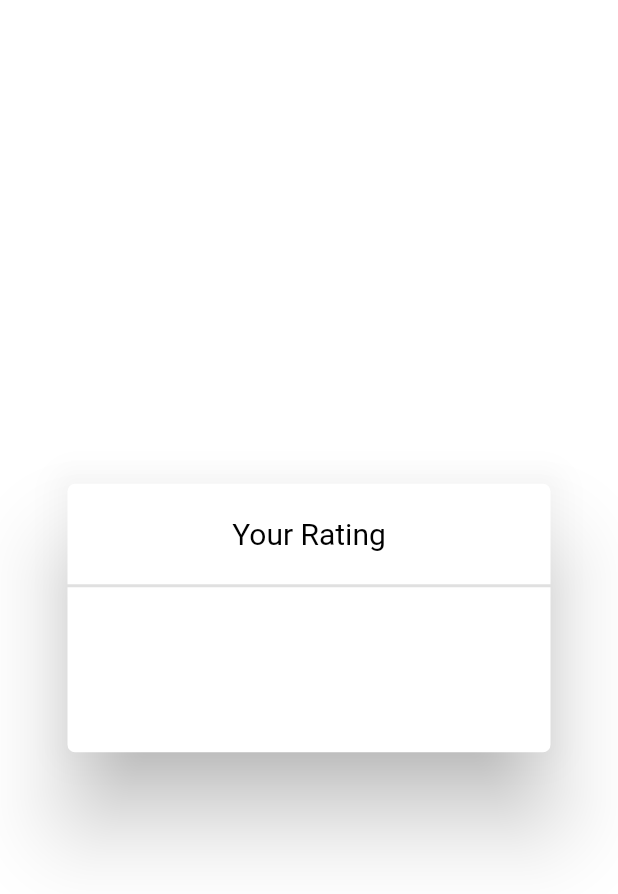
After one commit to Mr-Deee/filld_rider, a Flutter app: the RatingTabPage screen opened directly, on a phone screen of 412 x 824 dp. The commit adds this screen. Shown: the top 894 px of the screen. Run offline on Flutter 3.47's test engine with Material 2 defaults, Android fonts, the phone set to English and light mode, and no system bars; our stand-ins replace cloud_firestore, country_code_picker, firebase_auth, firebase_core, firebase_database, firebase_messaging and 12 more; missing offline and left inert: firebase_phone_auth_handler, flutter_geofire, flutter_polyline_points, flutter_sms, maps_toolkit; accounts and stored records are empty; Roboto replaces fonts that are missing (Brand Bold).

Commit message:
motor color + motobrand

```diff
--- a/lib/ProfileInfo.dart
+++ b/lib/ProfileInfo.dart
@@ -33,7 +33,7 @@ class ProfileInfo extends StatelessWidget {
                 children: [
                   Text(
                     title??"",
-                    style: TextStyle(fontWeight: FontWeight.w400, fontSize: 18),
+                    style: TextStyle(color: Colors.black,fontWeight: FontWeight.w400, fontSize: 18),
                   ),
                   SizedBox(
                     height: 5.0,
--- a/lib/notifications/notificationDialog.dart
+++ b/lib/notifications/notificationDialog.dart
@@ -129,7 +129,7 @@ class NotificationDialog extends StatelessWidget {
                     {
                       //assetsAudioPlayer.stop();
                      checkAvailabilityOfRide(context);
-                   //  return context;
+
 
 
                     },
--- a/lib/pages/mainscreen.dart
+++ b/lib/pages/mainscreen.dart
@@ -1,5 +1,6 @@
 
 import 'package:filld_rider/pages/homepage.dart';
+import 'package:filld_rider/pages/ratingTabPage.dart';
 import 'package:flutter/material.dart';
 
 import 'ProfileTab.dart';
@@ -54,7 +55,7 @@ class _MainScreenState extends State<MainScreen>
         children: [
           homepage(),
           EarningsTabPage(),
-          // RatingTabPage(),
+          RatingTabPage(),
            ProfileTabPage(),
         ],
 
@@ -116,7 +117,7 @@ class _MainScreenState extends State<MainScreen>
                       ? Colors.black
                       : Colors.black38,
                 ),
-                SizedBox(height: size.width * .03),
+                // SizedBox(height: size.width * .03),
               ],
             ),
           ),
--- /dev/null
+++ b/lib/pages/ratingTabPage.dart
@@ -0,0 +1,79 @@
+// import 'package:driver_app/configMaps.dart';
+import 'package:flutter/material.dart';
+// import 'package:smooth_star_rating/smooth_star_rating.dart';
+
+import '../configMaps.dart';
+
+class RatingTabPage extends StatefulWidget {
+  @override
+  _RatingTabPageState createState() => _RatingTabPageState();
+}
+
+class _RatingTabPageState extends State<RatingTabPage> {
+  @override
+  Widget build(BuildContext context) {
+    return Scaffold(
+      backgroundColor: Colors.white,
+      body: Dialog(
+        shape: RoundedRectangleBorder(
+          borderRadius: BorderRadius.circular(12.0),
+        ),
+        backgroundColor: Colors.transparent,
+        child: Container(
+          margin: EdgeInsets.all(5.0),
+          width: double.infinity,
+          decoration: BoxDecoration(
+            color: Colors.white,
+            borderRadius: BorderRadius.circular(5.0),
+          ),
+          child: Column(
+            mainAxisSize: MainAxisSize.min,
+            children: [
+              SizedBox(
+                height: 22.0,
+              ),
+              Text(
+                "Your Rating",
+                style: TextStyle(
+                    fontSize: 20.0,
+                    fontFamily: "Brand Bold",
+                    color: Colors.black),
+              ),
+              SizedBox(
+                height: 22.0,
+              ),
+              Divider(
+                height: 2.0,
+                thickness: 2.0,
+              ),
+              SizedBox(
+                height: 16.0,
+              ),
+              // SmoothStarRating(
+              //   rating: starCounter,
+              //   color: Colors.green,
+              //   allowHalfRating: true,
+              //   starCount: 5,
+              //   size: 45,
+              //   isReadOnly: true,
+              // ),
+              SizedBox(
+                height: 14.0,
+              ),
+              Text(
+                title,
+                style: TextStyle(
+                    fontSize: 55.0,
+                    fontFamily: "Signatra",
+                    color: Colors.green),
+              ),
+              SizedBox(
+                height: 16.0,
+              ),
+            ],
+          ),
+        ),
+      ),
+    );
+  }
+}
```
Also changed, not shown: lib/Models/Assistants/assistantmethods.dart (+35 -91 lines), lib/Models/RequestModel.dart (deleted, +0 -53 lines), lib/Models/Ride_r.dart (+31 -20 lines), lib/Models/otherUserModel.dart (deleted, +0 -45 lines), lib/main.dart (+6 -8 lines), lib/pages/ProfileTab.dart (+19 -24 lines), lib/pages/homepage.dart (+10 -6 lines), lib/pages/newRequestScreen.dart (+12 -8 lines).
